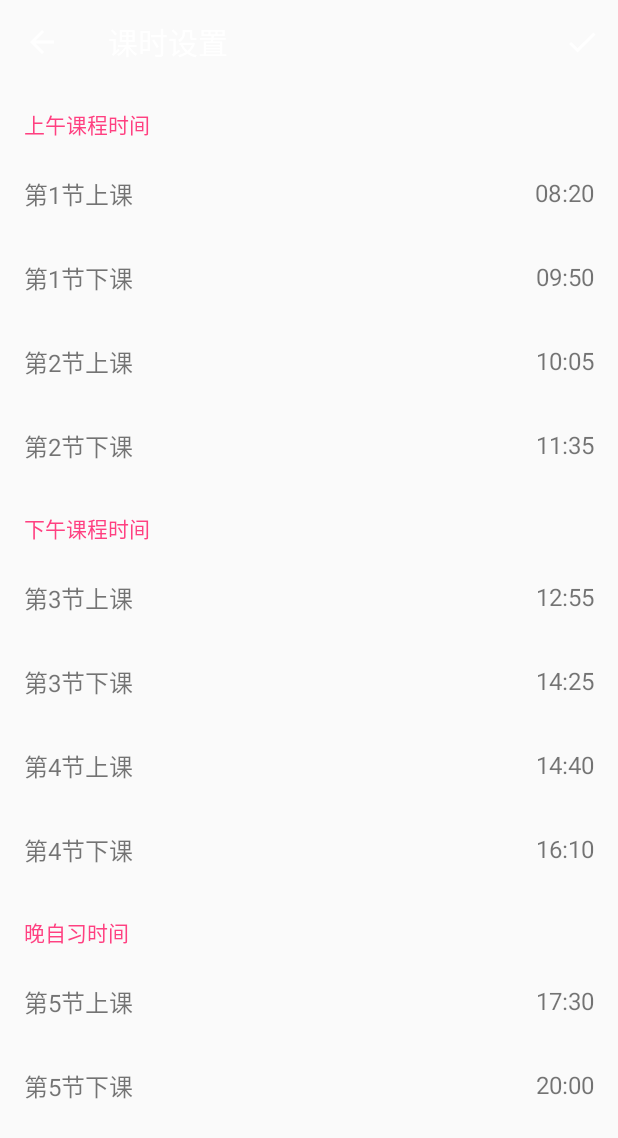
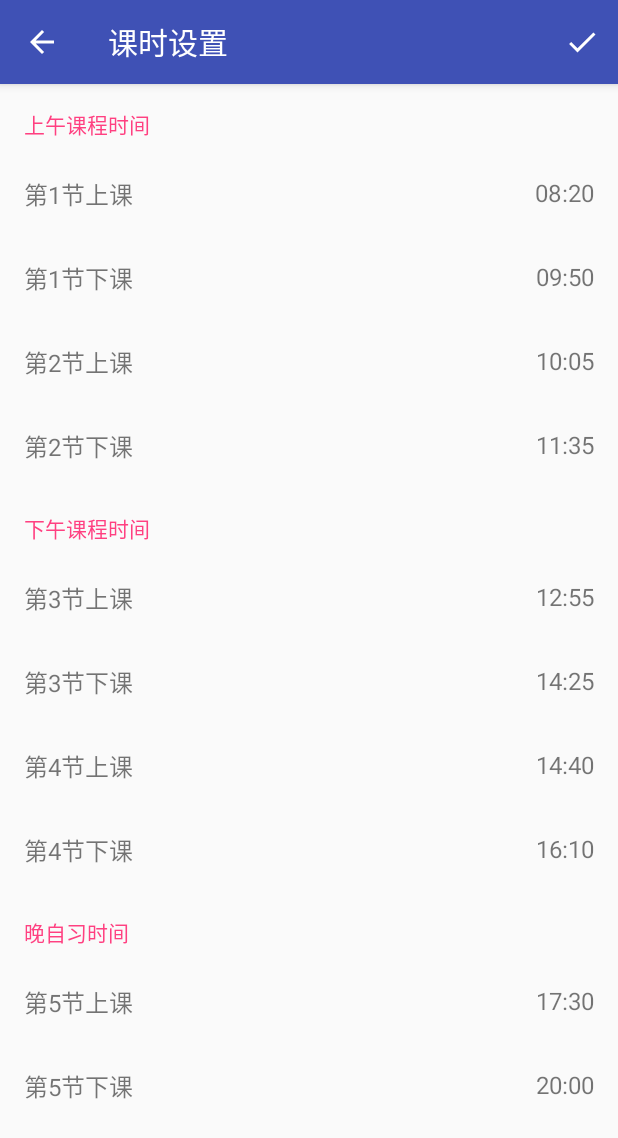
Before and after one commit to itning/YunShuClassSchedule, an Android app: the screen it shows after launch (CustomActivity), after a tap on "自定义课程", on a phone screen of 412 x 824 dp. Shown: the top 1138 px of the screen. Run offline under Robolectric (Android 15) with nearby library versions, the phone set to English and light mode, and no system bars; our stand-ins replace ButterKnife, EventBus; libraries missing offline, so code that uses them is left out: com.jaeger.library, com.tencent.bugly, com.wdullaer.materialdatetimepicker, org.greenrobot.greendao; pictures from the network do not load; 7 statements that could not run were skipped.

Commit message:
fix change theme bug

```diff
--- a/app/src/main/java/top/itning/yunshuclassschedule/ui/activity/CustomActivity.java
+++ b/app/src/main/java/top/itning/yunshuclassschedule/ui/activity/CustomActivity.java
@@ -92,7 +92,7 @@ public class CustomActivity extends BaseActivity implements TimePickerDialog.OnT
 
     @Override
     protected void onCreate(Bundle savedInstanceState) {
-        ThemeChangeUtil.changeSettingTheme(this);
+        ThemeChangeUtil.simpleSetTheme(this);
         super.onCreate(savedInstanceState);
         setContentView(R.layout.activity_custom);
         ButterKnife.bind(this);
--- a/app/src/main/java/top/itning/yunshuclassschedule/ui/activity/LoginActivity.java
+++ b/app/src/main/java/top/itning/yunshuclassschedule/ui/activity/LoginActivity.java
@@ -70,7 +70,7 @@ public class LoginActivity extends BaseActivity {
 
     @Override
     protected void onCreate(Bundle savedInstanceState) {
-        ThemeChangeUtil.changeSettingTheme(this);
+        ThemeChangeUtil.simpleSetTheme(this);
         super.onCreate(savedInstanceState);
         setContentView(R.layout.activity_login);
         ButterKnife.bind(this);
--- a/app/src/main/java/top/itning/yunshuclassschedule/ui/activity/MainActivity.java
+++ b/app/src/main/java/top/itning/yunshuclassschedule/ui/activity/MainActivity.java
@@ -85,7 +85,7 @@ public class MainActivity extends BaseActivity implements NavigationView.OnNavig
 
     @Override
     protected void onCreate(Bundle savedInstanceState) {
-        ThemeChangeUtil.changeTheme(this);
+        ThemeChangeUtil.changeMainActivityTheme(this);
         super.onCreate(savedInstanceState);
         setContentView(R.layout.activity_main);
         ButterKnife.bind(this);
--- a/app/src/main/java/top/itning/yunshuclassschedule/util/ThemeChangeUtil.java
+++ b/app/src/main/java/top/itning/yunshuclassschedule/util/ThemeChangeUtil.java
@@ -44,6 +44,11 @@ public class ThemeChangeUtil {
     private static int defaultColorAccent;
     private static int defaultColorProgress;
 
+    /**
+     * 更换夜间模式
+     *
+     * @param activity {@link AppCompatActivity}
+     */
     public synchronized static void changeNightMode(@NonNull AppCompatActivity activity) {
         ThemeChangeUtil.isChange = !ThemeChangeUtil.isChange;
         App.sharedPreferences.edit().putBoolean("night_mode", ThemeChangeUtil.isChange).apply();
@@ -51,11 +56,20 @@ public class ThemeChangeUtil {
         activity.finish();
     }
 
+    /**
+     * 更新颜色事件
+     */
     public synchronized static void changeColor() {
         Log.d(TAG, "app color change , send event");
         EventBus.getDefault().post(new EventEntity(ConstantPool.Int.APP_COLOR_CHANGE));
     }
 
+    /**
+     * 初始化有DrawerLayout的Activity的颜色
+     *
+     * @param activity     {@link AppCompatActivity}
+     * @param drawerLayout {@link DrawerLayout}
+     */
     public static void initColor(@NonNull AppCompatActivity activity, DrawerLayout drawerLayout) {
         if (!isChange) {
             ActionBar supportActionBar = activity.getSupportActionBar();
@@ -69,7 +83,12 @@ public class ThemeChangeUtil {
         }
     }
 
-    public static void changeTheme(@NonNull AppCompatActivity activity) {
+    /**
+     * 更新主Activity主题
+     *
+     * @param activity {@link AppCompatActivity}
+     */
+    public static void changeMainActivityTheme(@NonNull AppCompatActivity activity) {
         initDefaultColor(activity);
         if (isChange) {
             activity.setTheme(R.style.AppTheme_NightTheme);
@@ -79,13 +98,37 @@ public class ThemeChangeUtil {
         }
     }
 
+    /**
+     * 简单设置主题
+     *
+     * @param activity {@link AppCompatActivity}
+     */
+    public static void simpleSetTheme(@NonNull AppCompatActivity activity) {
+        if (isChange) {
+            activity.setTheme(R.style.AppTheme_NightTheme_Setting);
+        }
+    }
+
+    /**
+     * 初始化默认颜色
+     *
+     * @param activity {@link AppCompatActivity}
+     */
     private static void initDefaultColor(@NonNull AppCompatActivity activity) {
+        if (defaultColorPrimary != 0) {
+            return;
+        }
         defaultColorPrimary = ContextCompat.getColor(activity, R.color.colorPrimary);
         defaultColorPrimaryDark = ContextCompat.getColor(activity, R.color.colorPrimaryDark);
         defaultColorAccent = ContextCompat.getColor(activity, R.color.colorAccent);
         defaultColorProgress = ContextCompat.getColor(activity, R.color.color_progress);
     }
 
+    /**
+     * 更新设置页面主题
+     *
+     * @param activity {@link AppCompatActivity}
+     */
     public static void changeSettingTheme(@NonNull AppCompatActivity activity) {
         if (isChange) {
             activity.setTheme(R.style.AppTheme_NightTheme_Setting);
@@ -101,6 +144,12 @@ public class ThemeChangeUtil {
         StatusBarUtil.setColor(activity, appColorPrimaryDark, 30);
     }
 
+    /**
+     * 设置TabLayout颜色
+     *
+     * @param context   {@link Context}
+     * @param tabLayout {@link TabLayout}
+     */
     public static void setTabLayoutColor(@NonNull Context context, @NonNull TabLayout tabLayout) {
         int colorNormal = ContextCompat.getColor(context, android.R.color.white);
         if (isChange) {
@@ -118,6 +167,12 @@ public class ThemeChangeUtil {
         tabLayout.setTabTextColors(colorNormal, appColorAccent);
     }
 
+    /**
+     * 设置背景Resource
+     *
+     * @param context {@link Context}
+     * @param views   {@link View}
+     */
     public static void setBackgroundResources(@NonNull Context context, @NonNull View... views) {
         if (isChange) {
             for (View v : views) {
@@ -135,6 +190,12 @@ public class ThemeChangeUtil {
         }
     }
 
+    /**
+     * 设置进度条颜色
+     *
+     * @param context {@link Context}
+     * @param view    {@link View}
+     */
     public static void setProgressBackgroundResource(@NonNull Context context, @NonNull View view) {
         if (isChange) {
             view.setBackgroundResource(R.color.color_progress_night);
```
